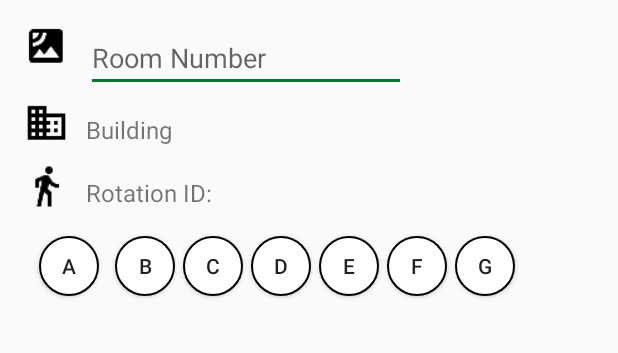
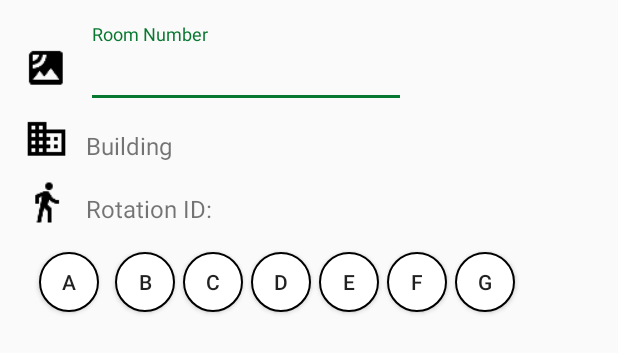
Before and after one commit to Kylitaaaaaa/AdminGreenCheck3, an Android app: the layout activity_add_edit_room.xml on its own in the app's theme, with its tools: preview values and no code run, on a phone screen of 412 x 824 dp. Shown: the top 353 px of the screen. Run offline under Robolectric (Android 15) with nearby library versions, the phone set to English and light mode, and no system bars.

Commit message:
Updated with ux bugs

```diff
--- a/app/src/main/res/layout/activity_add_edit_room.xml
+++ b/app/src/main/res/layout/activity_add_edit_room.xml
@@ -71,6 +71,8 @@
         android:layout_toRightOf="@id/btn_F"
         android:id="@+id/btn_G" />
 
+
+
     <TextView
         android:layout_width="wrap_content"
         android:layout_height="wrap_content"
@@ -80,8 +82,8 @@
         android:textSize="16sp"
         android:text="Building"
         android:layout_marginTop="14dp"
-        android:layout_below="@+id/tv_roomNumber"
-        android:layout_alignStart="@+id/tv_roomNumber" />
+        android:layout_below="@+id/tv_roomNumber_heh"
+        android:layout_alignStart="@+id/tv_roomNumber_heh" />
 
     <ImageView
         android:layout_width="30dp"
@@ -100,14 +102,6 @@
         android:layout_marginTop="12dp"
         android:id="@+id/imageView25" />
 
-    <ImageView
-        android:layout_width="30dp"
-        android:layout_height="30dp"
-        app:srcCompat="@mipmap/ic_satellite_black_24dp"
-        android:id="@+id/imageView23"
-        android:layout_alignParentTop="true"
-        android:layout_alignParentStart="true" />
-
     <TextView
         android:text="Rotation ID:"
         android:layout_width="wrap_content"
@@ -118,6 +112,15 @@
         android:layout_marginStart="11dp"
         android:textSize="16sp" />
 
+    <android.support.design.widget.TextInputLayout
+        android:layout_width="wrap_content"
+        android:layout_height="wrap_content"
+        android:layout_centerVertical="true"
+        android:layout_alignParentTop="true"
+        android:id="@+id/tv_roomNumber_heh"
+        android:layout_alignStart="@+id/textView15"
+        android:nextFocusForward="@+id/til_last_name"  >
+
     <EditText
         android:layout_width="wrap_content"
         android:layout_height="wrap_content"
@@ -125,8 +128,8 @@
         android:ems="10"
         android:id="@+id/tv_roomNumber"
         android:hint="Room Number"
-        android:layout_alignParentTop="true"
-        android:layout_alignStart="@+id/textView15" />
+        />
+    </android.support.design.widget.TextInputLayout>
 
     <Button
         android:text="A"
@@ -140,4 +143,13 @@
         android:layout_alignParentStart="true"
         android:layout_marginTop="18dp"
         android:layout_marginLeft="10dp" />
+
+    <ImageView
+        android:layout_width="30dp"
+        android:layout_height="30dp"
+        app:srcCompat="@mipmap/ic_satellite_black_24dp"
+        android:id="@+id/imageView23"
+        android:layout_above="@+id/tv_building"
+        android:layout_alignParentStart="true"
+        android:layout_marginBottom="11dp" />
 </RelativeLayout>
```
Also changed, not shown: app/src/main/java/com/thea/admingreencheck3/Add/AddEditAttendanceActivity.java (+22 -3 lines), app/src/main/java/com/thea/admingreencheck3/AddCOCourse.java (+29 -0 lines), app/src/main/java/com/thea/admingreencheck3/AddCOFaculty.java (+29 -0 lines), app/src/main/java/com/thea/admingreencheck3/AddCORoom.java (+28 -0 lines), app/src/main/java/com/thea/admingreencheck3/GenListActivity.java (+28 -0 lines), app/src/main/java/com/thea/admingreencheck3/Receiver.java (+6 -4 lines), app/src/main/java/com/thea/admingreencheck3/ViewIndiv/ViewAttendanceActivity.java (+28 -6 lines), app/src/main/res/layout/activity_add_edit_attendance.xml (+8 -0 lines), app/src/main/res/layout/activity_view_attendance.xml (+8 -0 lines), app/src/main/res/layout/login.xml (+2 -8 lines), app/src/main/res/layout/recycler_no_boom.xml (+8 -0 lines).
